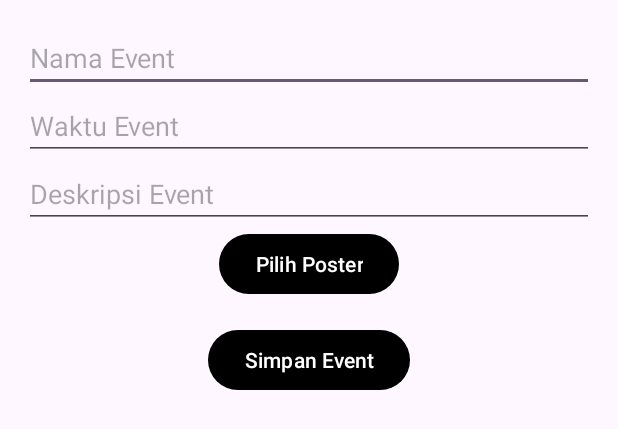
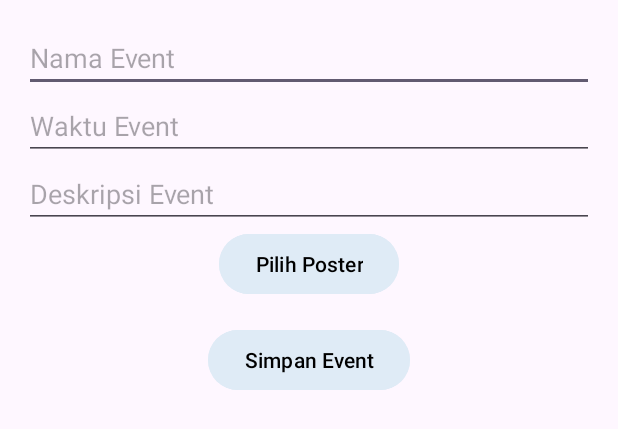
Before and after one commit to EdwinLolo/RunningAPP_MAP, an Android app: the layout dialog_add_event.xml on its own in the app's theme, with its tools: preview values and no code run, on a phone screen of 412 x 824 dp. Shown: the top 429 px of the screen. Run offline under Robolectric (Android 15) with nearby library versions, the phone set to English and light mode, and no system bars.

Commit message:
community post dan detail

```diff
--- a/app/src/main/res/layout/dialog_add_event.xml
+++ b/app/src/main/res/layout/dialog_add_event.xml
@@ -32,7 +32,9 @@
         android:layout_width="wrap_content"
         android:layout_height="wrap_content"
         android:layout_gravity="center"
-        android:text="Pilih Poster" />
+        android:text="Pilih Poster"
+        android:textColor="@color/black"
+        android:backgroundTint="#DFEBF6"/>
 
     <ImageView
         android:id="@+id/image_preview"
@@ -49,6 +51,8 @@
         android:layout_width="wrap_content"
         android:layout_height="wrap_content"
         android:text="Simpan Event"
+        android:textColor="@color/black"
         android:layout_gravity="center_horizontal"
-        android:layout_marginTop="16dp" />
+        android:layout_marginTop="16dp"
+        android:backgroundTint="#DFEBF6"/>
 </LinearLayout>
--- a/app/src/main/res/values/dimens.xml
+++ b/app/src/main/res/values/dimens.xml
@@ -1,4 +1,5 @@
 <?xml version="1.0" encoding="utf-8"?>
 <resources>
     <dimen name="recycler_view_item_margin">16dp</dimen>
+    <dimen name="community_post_item_margin">16dp</dimen>
 </resources>
```
Also changed, not shown: app/src/main/java/com/example/runningproject/CommunityDetailActivity.kt (+7 -0 lines), app/src/main/java/com/example/runningproject/MarginItemEventDecoration.kt (added, +11 -0 lines), app/src/main/res/drawable/border_button.xml (added, +7 -0 lines), app/src/main/res/layout/activity_community_detail.xml (+9 -20 lines).
